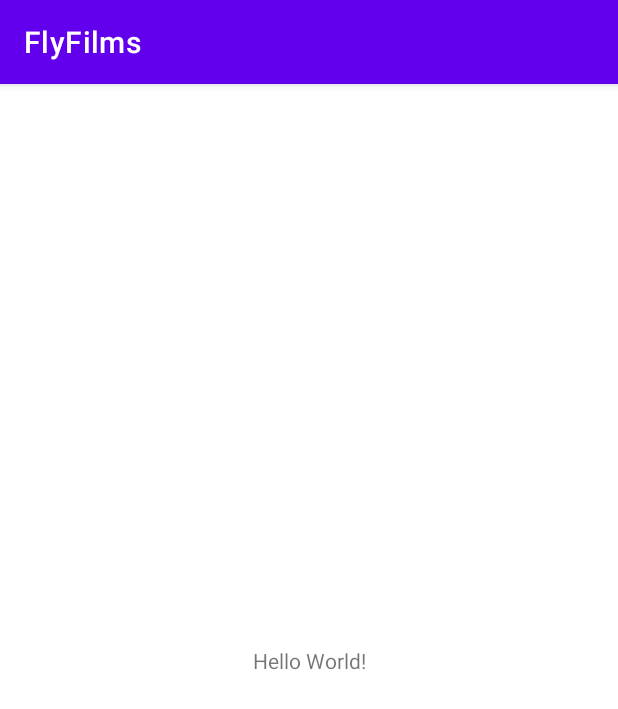
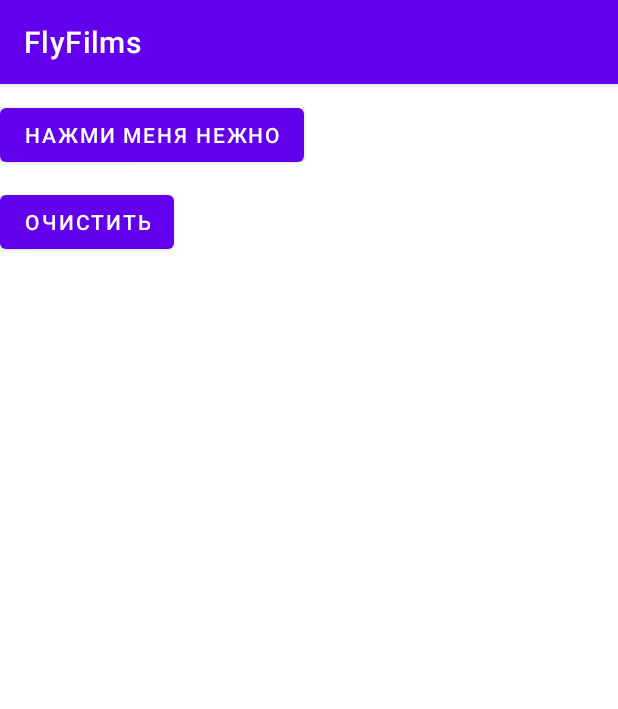
Before and after one commit to SorokaUP/Kotlin, an Android app: the screen it shows after launch (MainActivity), on a phone screen of 412 x 824 dp. Shown: the top 709 px of the screen. Run offline under Robolectric (Android 15) with nearby library versions, the phone set to English and light mode, and no system bars.

Commit message:
Добавлена кнопка и обработка ее нажатия

```diff
--- /dev/null
+++ b/app/src/main/java/ru/sorokin/flyfilms/Counters.kt
@@ -0,0 +1,5 @@
+package ru.sorokin.flyfilms
+
+object Counters {
+    var gentlyTapped : Int = 0
+}
--- a/app/src/main/java/ru/sorokin/flyfilms/MainActivity.kt
+++ b/app/src/main/java/ru/sorokin/flyfilms/MainActivity.kt
@@ -2,10 +2,44 @@ package ru.sorokin.flyfilms
 
 import android.os.Bundle
 import androidx.appcompat.app.AppCompatActivity
+import kotlinx.android.synthetic.main.activity_main.*
 
 class MainActivity : AppCompatActivity() {
     override fun onCreate(savedInstanceState: Bundle?) {
         super.onCreate(savedInstanceState)
         setContentView(R.layout.activity_main)
+
+        initView()
+    }
+
+    var stringBuilderLog = StringBuilder()
+    private fun initView() {
+        stringBuilderLog = StringBuilder()
+
+        gentlyButton.setOnClickListener {
+            Counters.gentlyTapped++
+            var text = ""
+            when (Counters.gentlyTapped) {
+                1 -> { text = "Слишком грубо, можно было и нежнее" }
+                2 -> { text = "Тебе еще учиться и учиться" }
+                3 -> { text = "А еще раз..." }
+                else -> { text = "Уиии" }
+            }
+            printLog(text)
+        }
+
+        clearButton.setOnClickListener {
+            Counters.gentlyTapped = 0
+            printLog("", true)
+        }
+    }
+
+    private fun printLog(text : String, isBeforeClear : Boolean = false) {
+        if (isBeforeClear) {
+            stringBuilderLog.clear()
+        }
+
+        stringBuilderLog.append(text).append("\n")
+        logTextView.setText(stringBuilderLog.toString())
     }
 }
--- a/app/src/main/res/layout/activity_main.xml
+++ b/app/src/main/res/layout/activity_main.xml
@@ -1,18 +1,41 @@
 <?xml version="1.0" encoding="utf-8"?>
-<androidx.constraintlayout.widget.ConstraintLayout xmlns:android="http://schemas.android.com/apk/res/android"
+<LinearLayout xmlns:android="http://schemas.android.com/apk/res/android"
     xmlns:app="http://schemas.android.com/apk/res-auto"
     xmlns:tools="http://schemas.android.com/tools"
     android:layout_width="match_parent"
     android:layout_height="match_parent"
+    android:orientation="vertical"
     tools:context=".MainActivity">
 
-    <TextView
+    <Button
+        android:id="@+id/gentlyButton"
         android:layout_width="wrap_content"
         android:layout_height="wrap_content"
-        android:text="Hello World!"
-        app:layout_constraintBottom_toBottomOf="parent"
-        app:layout_constraintLeft_toLeftOf="parent"
-        app:layout_constraintRight_toRightOf="parent"
+        android:layout_marginTop="10dp"
+        android:text="@string/firstButton"
+        app:layout_constraintEnd_toEndOf="parent"
+        app:layout_constraintStart_toStartOf="parent"
         app:layout_constraintTop_toTopOf="parent" />
 
-</androidx.constraintlayout.widget.ConstraintLayout>
+    <Button
+        android:id="@+id/clearButton"
+        android:layout_width="wrap_content"
+        android:layout_height="wrap_content"
+        android:layout_marginTop="10dp"
+        android:text="@string/clearButton"
+        app:layout_constraintEnd_toEndOf="parent"
+        app:layout_constraintStart_toStartOf="parent"
+        app:layout_constraintTop_toTopOf="parent" />
+
+    <ScrollView
+        android:layout_width="match_parent"
+        android:layout_height="match_parent">
+
+        <TextView
+            android:id="@+id/logTextView"
+            android:layout_width="match_parent"
+            android:layout_height="wrap_content" />
+    </ScrollView>
+
+
+</LinearLayout>
--- a/app/src/main/res/values/strings.xml
+++ b/app/src/main/res/values/strings.xml
@@ -1,3 +1,5 @@
 <resources>
     <string name="app_name">FlyFilms</string>
+    <string name="firstButton">Нажми меня нежно</string>
+    <string name="clearButton">Очистить</string>
 </resources>
```
